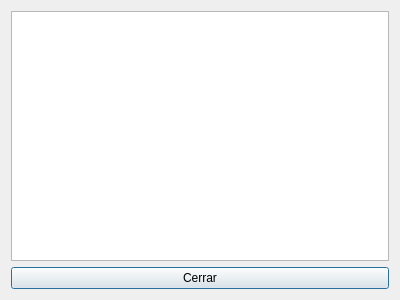
The window that Proyecto_Cine/verempleados.ui (moyeta-tech/Cine) describes before a commit, drawn with Qt 5.
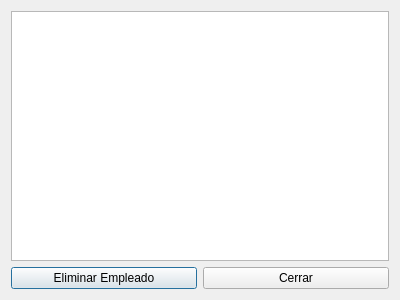
The same window after the commit.

Commit message: Boton de borrar funcionando

```diff
--- a/Proyecto_Cine/verempleados.ui
+++ b/Proyecto_Cine/verempleados.ui
@@ -21,6 +21,13 @@
      </item>
      <item>
       <layout class="QHBoxLayout" name="horizontalLayout">
+       <item>
+        <widget class="QPushButton" name="Boton_eliminar">
+         <property name="text">
+          <string>Eliminar Empleado</string>
+         </property>
+        </widget>
+       </item>
        <item>
         <widget class="QPushButton" name="Boton_cerrar">
          <property name="text">
```
The commit also changes 6 other files.
